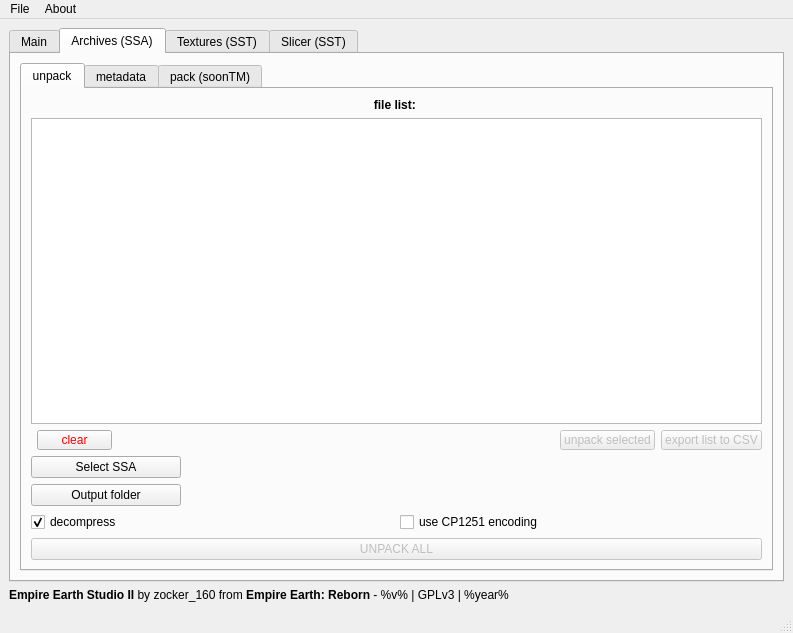
Qt form src/ui/ui/mainWindow.ui (EE-modders/Empire-Earth-Studio-2) before a commit.
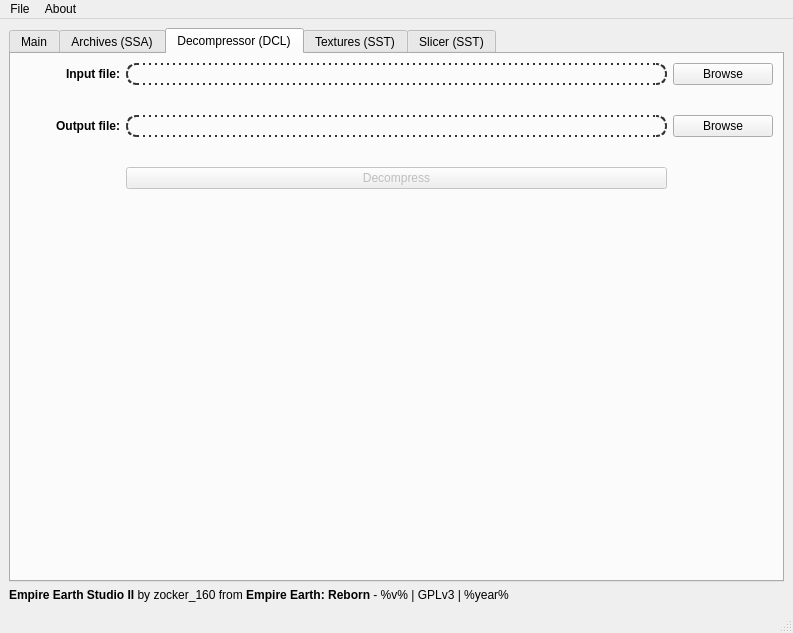
The same form after that commit. The open tabs and pages were chosen to show the change. Icons and pictures are not drawn. Custom widgets are drawn as their Qt base class.

Commit message: add new DCL tab to decompress single files

The edit to the form file:
```diff
--- a/src/ui/ui/mainWindow.ui
+++ b/src/ui/ui/mainWindow.ui
@@ -58,7 +58,7 @@
        <enum>QTabWidget::Rounded</enum>
       </property>
       <property name="currentIndex">
-       <number>1</number>
+       <number>2</number>
       </property>
       <property name="elideMode">
        <enum>Qt::ElideNone</enum>
@@ -460,6 +460,127 @@
         </item>
        </layout>
       </widget>
+      <widget class="QWidget" name="tab_dcl">
+       <attribute name="title">
+        <string>Decompressor (DCL)</string>
+       </attribute>
+       <layout class="QGridLayout" name="gridLayout_5">
+        <property name="verticalSpacing">
+         <number>30</number>
+        </property>
+        <item row="0" column="1">
+         <widget class="QLabel" name="tab_dcl_label_in">
+          <property name="styleSheet">
+           <string notr="true">border: 2px dotted rgb(50, 50, 50);
+border-radius: 10;
+</string>
+          </property>
+          <property name="text">
+           <string/>
+          </property>
+          <property name="wordWrap">
+           <bool>true</bool>
+          </property>
+         </widget>
+        </item>
+        <item row="0" column="2">
+         <widget class="QPushButton" name="tab_dcl_select_in">
+          <property name="maximumSize">
+           <size>
+            <width>100</width>
+            <height>16777215</height>
+           </size>
+          </property>
+          <property name="text">
+           <string>Browse</string>
+          </property>
+         </widget>
+        </item>
+        <item row="2" column="1">
+         <widget class="QPushButton" name="tab_dcl_decompress">
+          <property name="enabled">
+           <bool>false</bool>
+          </property>
+          <property name="text">
+           <string>Decompress</string>
+          </property>
+         </widget>
+        </item>
+        <item row="1" column="0">
+         <widget class="QLabel" name="label_7">
+          <property name="font">
+           <font>
+            <weight>75</weight>
+            <bold>true</bold>
+           </font>
+          </property>
+          <property name="text">
+           <string>Output file:</string>
+          </property>
+          <property name="alignment">
+           <set>Qt::AlignRight|Qt::AlignTrailing|Qt::AlignVCenter</set>
+          </property>
+         </widget>
+        </item>
+        <item row="1" column="1">
+         <widget class="QLabel" name="tab_dcl_label_out">
+          <property name="styleSheet">
+           <string notr="true">border: 2px dotted rgb(50, 50, 50);
+border-radius: 10;
+</string>
+          </property>
+          <property name="text">
+           <string/>
+          </property>
+          <property name="wordWrap">
+           <bool>true</bool>
+          </property>
+         </widget>
+        </item>
+        <item row="0" column="0">
+         <widget class="QLabel" name="label_4">
+          <property name="maximumSize">
+           <size>
+            <width>100</width>
+            <height>16777215</height>
+           </size>
+          </property>
+          <property name="font">
+           <font>
+            <weight>75</weight>
+            <bold>true</bold>
+           </font>
+          </property>
+          <property name="text">
+           <string>Input file:</string>
+          </property>
+          <property name="alignment">
+           <set>Qt::AlignRight|Qt::AlignTrailing|Qt::AlignVCenter</set>
+          </property>
+         </widget>
+        </item>
+        <item row="1" column="2">
+         <widget class="QPushButton" name="tab_dcl_select_out">
+          <property name="text">
+           <string>Browse</string>
+          </property>
+         </widget>
+        </item>
+        <item row="3" column="1">
+         <spacer name="verticalSpacer_3">
+          <property name="orientation">
+           <enum>Qt::Vertical</enum>
+          </property>
+          <property name="sizeHint" stdset="0">
+           <size>
+            <width>20</width>
+            <height>40</height>
+           </size>
+          </property>
+         </spacer>
+        </item>
+       </layout>
+      </widget>
       <widget class="QWidget" name="tab_sst">
        <property name="acceptDrops">
         <bool>true</bool>
```
Left out of the diff: 297 changed lines with no effect on the pictures. The commit also changes 3 other files.
